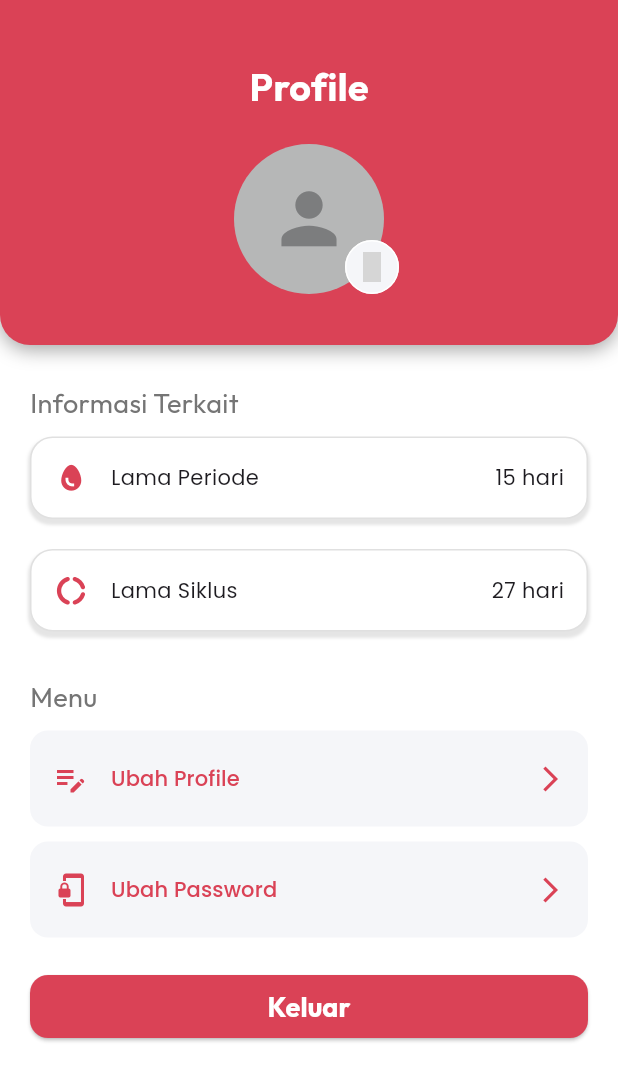
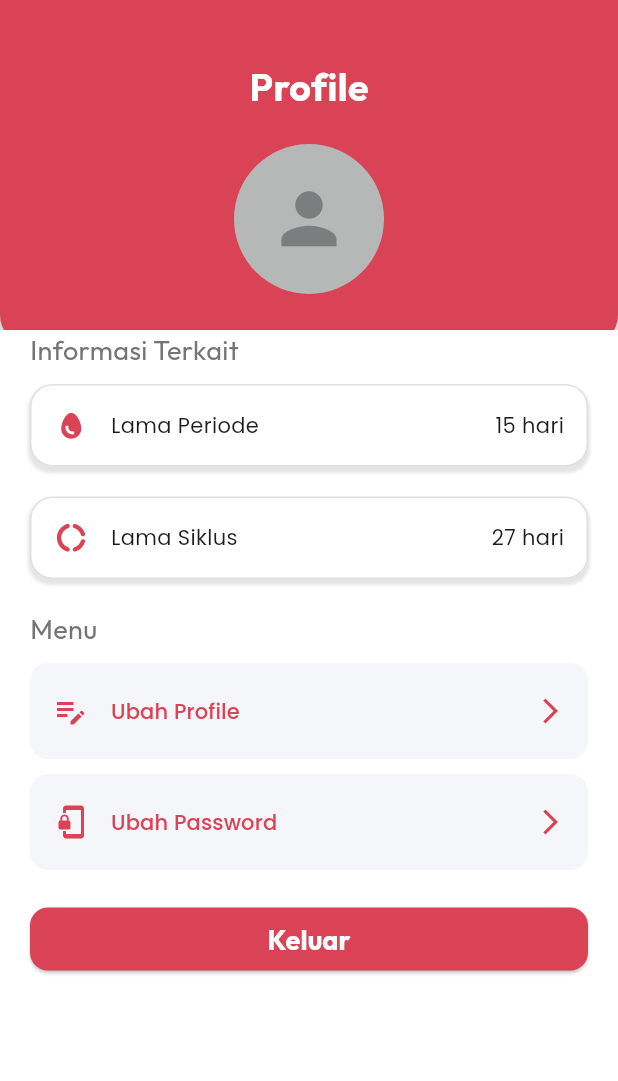
Before and after one commit to khairunnisaalallah/v2_zenfemina_mobile, a Flutter app: the profilePage screen opened by its route, on a phone screen of 412 x 824 dp. Shown: the top 1081 px of the screen. Run offline on Flutter 3.47's test engine with Material 3 defaults, Android fonts, the phone set to English and light mode, and no system bars; our stand-ins replace flutter_svg, get, google_fonts, image_picker, table_calendar; network calls fail; grey boxes are pictures that could not be loaded.

Commit message:
update: profile position

```diff
--- a/lib/navigation/profile.dart
+++ b/lib/navigation/profile.dart
@@ -14,11 +14,8 @@ import 'package:zenfemina_v2/widgets/color_extension.dart';
 import 'package:zenfemina_v2/widgets/round_button.dart';
 import 'package:zenfemina_v2/widgets/round_textfield.dart';
 
-// class profilePage extends StatelessWidget {
-//   const profilePage({Key? key}) : super(key: key);
-
 class profilePage extends StatefulWidget {
-  const profilePage({super.key});
+  const profilePage({Key? key}) : super(key: key);
 
   @override
   State<profilePage> createState() => _profilePageState();
@@ -27,6 +24,7 @@ class profilePage extends StatefulWidget {
 class _profilePageState extends State<profilePage> {
   final ImagePicker picker = ImagePicker();
   XFile? image;
+
   @override
   Widget build(BuildContext context) {
     print('Building profilePage');
@@ -34,7 +32,7 @@ class _profilePageState extends State<profilePage> {
     return Scaffold(
       backgroundColor: Colors.white,
       appBar: PreferredSize(
-        preferredSize: Size.fromHeight(250),
+        preferredSize: Size.fromHeight(220),
         child: Stack(
           children: [
             Positioned(
@@ -83,8 +81,7 @@ class _profilePageState extends State<profilePage> {
                       width: 100,
                       child: Stack(
                         fit: StackFit.expand,
-                        clipBehavior: Clip
-                            .none, //ini biar widgetnya ga kepangkas atau kepotong
+                        clipBehavior: Clip.none,
                         children: [
                           const SizedBox(height: 10),
                           Container(
@@ -111,32 +108,6 @@ class _profilePageState extends State<profilePage> {
                                     color: TColor.secondaryText,
                                   ),
                           ),
-                          Positioned(
-                            right: -10,
-                            bottom: 0,
-                            child: SizedBox(
-                              height: 36,
-                              width: 36,
-                              child: TextButton(
-                                onPressed: () async {
-                                  image = await picker.pickImage(
-                                      source: ImageSource.gallery);
-                                  setState(() {});
-                                },
-                                style: TextButton.styleFrom(
-                                  backgroundColor: const Color(0xFFF5F6F9),
-                                  shape: RoundedRectangleBorder(
-                                    borderRadius: BorderRadius.circular(50),
-                                    side: const BorderSide(color: Colors.white),
-                                  ),
-                                ),
-                                child: SvgPicture.asset(
-                                  "assets/images/cameraicon.svg",
-                                  color: Colors.black,
-                                ),
-                              ),
-                            ),
-                          ),
                         ],
                       ),
                     ), //sampe sini edit profilenya
@@ -149,12 +120,14 @@ class _profilePageState extends State<profilePage> {
       ),
       body: SingleChildScrollView(
         child: Padding(
-          padding: const EdgeInsets.only(right: 20, left: 20, top: 5),
+          padding: const EdgeInsets.only(right: 20, left: 20, top: 0),
           child: Column(
             children: [
               Container(
-                padding: EdgeInsets.only(bottom: 10,), // Atur padding untuk menjaga teks di pojok kiri bawah
-                alignment: Alignment.centerLeft, // Atur alignment ke bawah dan kiri
+                padding: EdgeInsets.only(
+                  bottom: 10,
+                ),
+                alignment: Alignment.centerLeft,
                 child: Text(
                   'Informasi Terkait',
                   style: GoogleFonts.outfit(
@@ -167,18 +140,19 @@ class _profilePageState extends State<profilePage> {
               PrayerType(
                 text: "Lama Periode",
                 icon: 0xf0404,
-                hour: "15 hari"
+                hour: "15 hari",
               ),
               PrayerType(
                 text: "Lama Siklus",
                 icon: 0xf6d5,
-                hour: "27 hari"
+                hour: "27 hari",
               ),
-
-              SizedBox(height: 10),
+              SizedBox(height: 0),
               Container(
-                padding: EdgeInsets.only(bottom: 10,), // Atur padding untuk menjaga teks di pojok kiri bawah
-                alignment: Alignment.centerLeft, // Atur alignment ke bawah dan kiri
+                padding: EdgeInsets.only(
+                  bottom: 10,
+                ),
+                alignment: Alignment.centerLeft,
                 child: Text(
                   'Menu',
                   style: GoogleFonts.outfit(
@@ -198,13 +172,12 @@ class _profilePageState extends State<profilePage> {
               ProfileMenu(
                 text: "Ubah Password",
                 icon: 0xf293,
-                press: (){},
+                press: () {},
               ),
               SizedBox(height: 15),
               Container(
                 height: 42,
-                width: MediaQuery.of(context).size.width -
-                  2 * 20, // Sesuaikan dengan padding yang diinginkan
+                width: MediaQuery.of(context).size.width - 2 * 20,
                 child: ElevatedButton(
                   onPressed: () {
                     //
```
Lines whose indentation alone changed are shown as unchanged.
